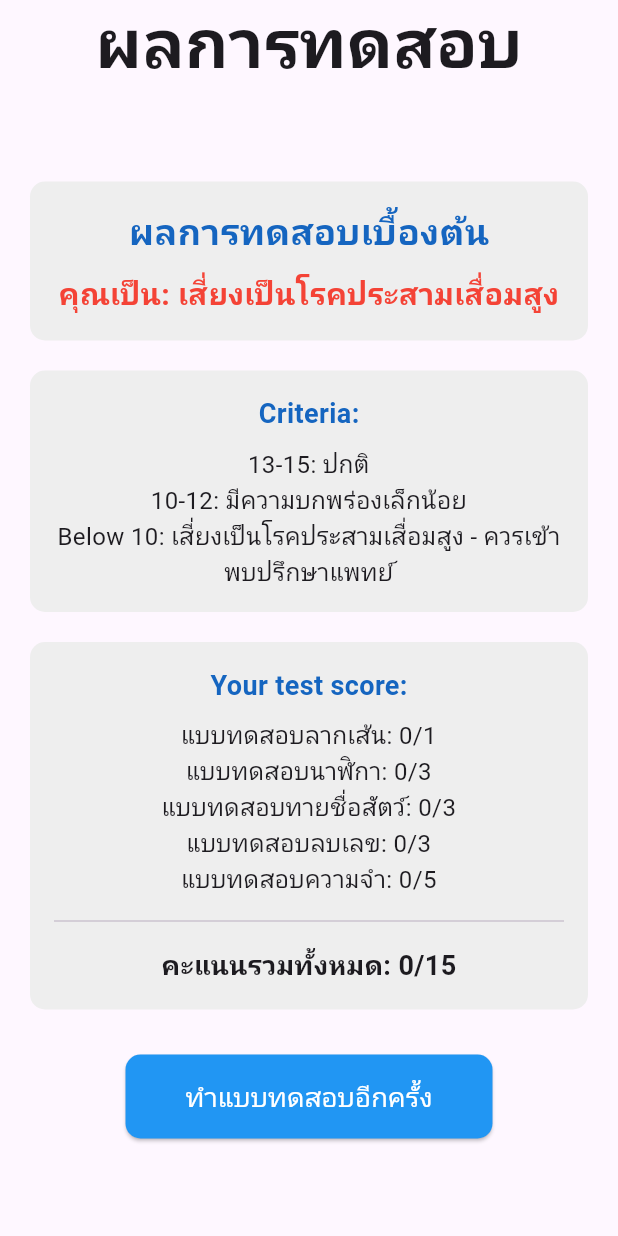
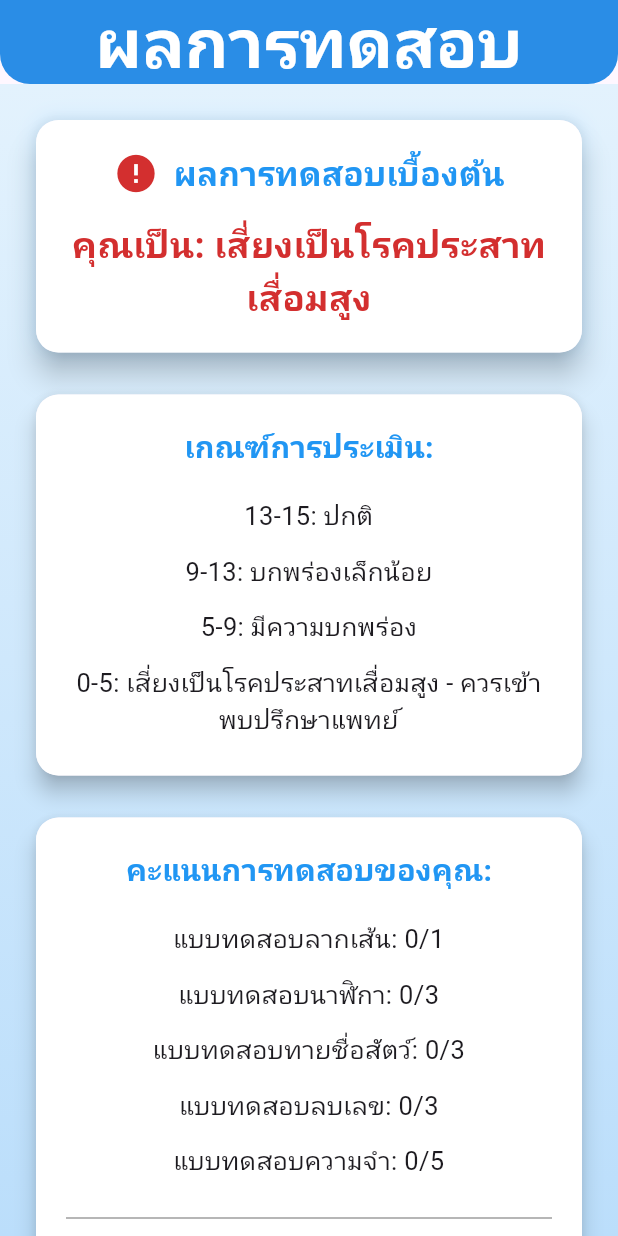
Before and after one commit to Pancreasz/Dementia_Application4, a Flutter app: the EndPage screen opened by its route, on a phone screen of 412 x 824 dp. Run offline on Flutter 3.47's test engine with Material 3 defaults, Android fonts, the light colour scheme and no system bars.

Commit message:
update UI

```diff
--- a/lib/pages/larksen.dart
+++ b/lib/pages/larksen.dart
@@ -462,7 +462,7 @@ class _GameScreenState extends State<GameScreen> {
               ),
               onPressed: isChecking ? null : _checkSolution,
               child: const Text(
-                'ตรวจสอบคำตอบ',
+                'ส่งคำตอบ',
                 style: TextStyle(fontSize: 16, fontWeight: FontWeight.bold),
               ),
             ),
--- a/lib/pages/reorder_images_page.dart
+++ b/lib/pages/reorder_images_page.dart
@@ -65,7 +65,7 @@ class _ReorderImagesPageState extends State<ReorderImagesPage> {
   Widget build(BuildContext context) {
     return Scaffold(
       appBar: AppBar(
-        title: Center(child: Text('เรียงลำดับรูปภาพ')),
+        title: Center(child: Text('เรียงลำดับรูปภาพ ให้เหมือนกับที่ได้เรียงไว้ก่อนหน้านี้')),
         centerTitle: true,
         automaticallyImplyLeading: false,
       ),
--- a/lib/pages/summary.dart
+++ b/lib/pages/summary.dart
@@ -15,13 +15,32 @@ class EndPage extends StatelessWidget {
           "ผลการทดสอบ",
           style: TextStyle(
             fontSize: 45,
-            fontWeight: FontWeight.bold,  // Bold text here
+            fontWeight: FontWeight.bold,
+            color: Colors.white,
           ),
         ),
         centerTitle: true,
         automaticallyImplyLeading: false,
+        backgroundColor: Colors.blue,
+        elevation: 10,
+        shape: const RoundedRectangleBorder(
+          borderRadius: BorderRadius.vertical(
+            bottom: Radius.circular(20),
           ),
-      body: Center(
+        ),
+      ),
+      body: Container(
+        decoration: BoxDecoration(
+          gradient: LinearGradient(
+            begin: Alignment.topCenter,
+            end: Alignment.bottomCenter,
+            colors: [
+              Colors.blue.shade50,
+              Colors.blue.shade100,
+            ],
+          ),
+        ),
+        child: Center(
           child: SingleChildScrollView(
             child: Padding(
               padding: const EdgeInsets.all(20.0),
@@ -29,158 +48,67 @@ class EndPage extends StatelessWidget {
                 mainAxisAlignment: MainAxisAlignment.center,
                 crossAxisAlignment: CrossAxisAlignment.center,
                 children: [
-                Container(
-                  width: double.infinity,
-                  padding: const EdgeInsets.all(16),
-                  decoration: BoxDecoration(
-                    color: Colors.grey[200],
-                    borderRadius: BorderRadius.circular(10),
+                  // Result Card
+                  _buildResultCard(
+                    title: "ผลการทดสอบเบื้องต้น",
+                    content: "คุณเป็น: ${_getResultCategory(totalScore)}",
+                    contentColor: _getResultColor(totalScore),
+                    icon: _getResultIcon(totalScore),
                   ),
-                  child: Column(
-                    mainAxisAlignment: MainAxisAlignment.center,
-                    crossAxisAlignment: CrossAxisAlignment.center,
-                    children: [
-                      Text(
-                        "ผลการทดสอบเบื้องต้น",
-                        style: TextStyle(
-                          fontSize: 24,
-                          fontWeight: FontWeight.bold,
-                          color: Colors.blue[800],
-                        ),
-                      ),
-                      const SizedBox(height: 10),
-                      Text(
-                        "คุณเป็น: ${_getResultCategory(totalScore)}",
-                        style: TextStyle(
-                          fontSize: 20,
-                          fontWeight: FontWeight.bold,
-                          color: _getResultColor(totalScore),
-                        ),
-                        textAlign: TextAlign.center,
-                      ),
+
+                  const SizedBox(height: 20),
+
+                  // Criteria Card
+                  _buildInfoCard(
+                    title: "เกณฑ์การประเมิน:",
+                    items: [
+                      "13-15: ปกติ",
+                      "9-13: บกพร่องเล็กน้อย",
+                      "5-9: มีความบกพร่อง",
+                      "0-5: เสี่ยงเป็นโรคประสาทเสื่อมสูง - ควรเข้าพบปรึกษาแพทย์",
                     ],
                   ),
+
+                  const SizedBox(height: 20),
+
+                  // Scores Card
+                  _buildScoresCard(
+                    title: "คะแนนการทดสอบของคุณ:",
+                    items: [
+                      "แบบทดสอบลากเส้น: $larkScore/1",
+                      "แบบทดสอบนาฬิกา: $clockScore/3",
+                      "แบบทดสอบทายชื่อสัตว์: $animalScore/3",
+                      "แบบทดสอบลบเลข: $attentionScore/3",
+                      "แบบทดสอบความจำ: $reorderScore/5",
+                    ],
+                    totalScore: "คะแนนรวมทั้งหมด: $totalScore/15",
                   ),
-                const SizedBox(height: 20),
-                Container(
-                  width: double.infinity,
-                  padding: const EdgeInsets.all(16),
-                  decoration: BoxDecoration(
-                    color: Colors.grey[200],
-                    borderRadius: BorderRadius.circular(10),
-                  ),
-                  child: Column(
-                    mainAxisAlignment: MainAxisAlignment.center,
-                    crossAxisAlignment: CrossAxisAlignment.center,
-                    children: [
-                      Text(
-                        "Criteria:",
-                        style: TextStyle(
-                          fontSize: 18,
-                          fontWeight: FontWeight.bold,
-                          color: Colors.blue[800],
-                        ),
-                      ),
-                      const SizedBox(height: 8),
-                      Text(
-                        "13-15: ปกติ",
-                        style: TextStyle(fontSize: 16),
-                        textAlign: TextAlign.center,
-                      ),
-                      Text(
-                        "10-12: มีความบกพร่องเล็กน้อย",
-                        style: TextStyle(fontSize: 16),
-                        textAlign: TextAlign.center,
-                      ),
-                      Text(
-                        "Below 10: เสี่ยงเป็นโรคประสามเสื่อมสูง - ควรเข้าพบปรึกษาแพทย์",
-                        style: TextStyle(fontSize: 16),
-                        textAlign: TextAlign.center,
-                      ),
-                    ],
-                  ),
-                ),
-                const SizedBox(height: 20),
-                Container(
-                  width: double.infinity,
-                  padding: const EdgeInsets.all(16),
-                  decoration: BoxDecoration(
-                    color: Colors.grey[200],
-                    borderRadius: BorderRadius.circular(10),
-                  ),
-                  child: Column(
-                    mainAxisAlignment: MainAxisAlignment.center,
-                    crossAxisAlignment: CrossAxisAlignment.center,
-                    children: [
-                      Text(
-                        "Your test score:",
-                        style: TextStyle(
-                          fontSize: 18,
-                          fontWeight: FontWeight.bold,
-                          color: Colors.blue[800],
-                        ),
-                      ),
-                      const SizedBox(height: 8),
-                      Text(
-                        "แบบทดสอบลากเส้น: $larkScore/1",
-                        style: TextStyle(fontSize: 16),
-                        textAlign: TextAlign.center,
-                      ),
-                      Text(
-                        "แบบทดสอบนาฬิกา: $clockScore/3",
-                        style: TextStyle(fontSize: 16),
-                        textAlign: TextAlign.center,
-                      ),
-                      Text(
-                        "แบบทดสอบทายชื่อสัตว์: $animalScore/3",
-                        style: TextStyle(fontSize: 16),
-                        textAlign: TextAlign.center,
-                      ),
-                      Text(
-                        "แบบทดสอบลบเลข: $attentionScore/3",
-                        style: TextStyle(fontSize: 16),
-                        textAlign: TextAlign.center,
-                      ),
-                      Text(
-                        "แบบทดสอบความจำ: $reorderScore/5",
-                        style: TextStyle(fontSize: 16),
-                        textAlign: TextAlign.center,
-                      ),
-                      const SizedBox(height: 8),
-                      const Divider(),
-                      const SizedBox(height: 8),
-                      Text(
-                        "คะแนนรวมทั้งหมด: $totalScore/15",
-                        style: TextStyle(
-                          fontSize: 18,
-                          fontWeight: FontWeight.bold,
-                        ),
-                        textAlign: TextAlign.center,
-                      ),
-                    ],
-                  ),
-                ),
+
                   const SizedBox(height: 30),
+
+                  // Restart Button
                   ElevatedButton(
                     style: ElevatedButton.styleFrom(
                       backgroundColor: Colors.blue,
-                    padding: const EdgeInsets.symmetric(horizontal: 40, vertical: 15),
+                      foregroundColor: Colors.white,
+                      padding: const EdgeInsets.symmetric(horizontal: 40, vertical: 18),
                       shape: RoundedRectangleBorder(
-                      borderRadius: BorderRadius.circular(10),
+                        borderRadius: BorderRadius.circular(15),
+                      ),
+                      elevation: 5,
+                      shadowColor: Colors.blue.withOpacity(0.5),
+                      textStyle: const TextStyle(
+                        fontSize: 20,
+                        fontWeight: FontWeight.bold,
                       ),
                     ),
                     onPressed: () {
                       Navigator.pushNamed(context, '/homepage');
                     },
-                  child: const Text(
-                    "ทำแบบทดสอบอีกครั้ง",
-                    style: TextStyle(
-                      fontSize: 18,
-                      color: Colors.white,
-                    ),
-                  ),
+                    child: const Text("ทำแบบทดสอบอีกครั้ง"),
                   ),
                 ],
+              ),
             ),
           ),
         ),
@@ -188,15 +116,168 @@ class EndPage extends StatelessWidget {
     );
   }
 
+  // Helper widget for result card
+  Widget _buildResultCard({required String title, required String content, required Color contentColor, required IconData icon}) {
+    return Card(
+      elevation: 8,
+      shape: RoundedRectangleBorder(
+        borderRadius: BorderRadius.circular(15),
+      ),
+      child: Container(
+        width: double.infinity,
+        padding: const EdgeInsets.all(20),
+        decoration: BoxDecoration(
+          color: Colors.white,
+          borderRadius: BorderRadius.circular(15),
+          boxShadow: [
+            BoxShadow(
+              color: Colors.blue.withOpacity(0.1),
+              blurRadius: 10,
+              spreadRadius: 2,
+            ),
+          ],
+        ),
+        child: Column(
+          children: [
+            Row(
+              mainAxisAlignment: MainAxisAlignment.center,
+              children: [
+                Icon(icon, size: 30, color: contentColor),
+                const SizedBox(width: 10),
+                Text(
+                  title,
+                  style: TextStyle(
+                    fontSize: 22,
+                    fontWeight: FontWeight.bold,
+                    color: Colors.blue,
+                  ),
+                ),
+              ],
+            ),
+            const SizedBox(height: 15),
+            Text(
+              content,
+              style: TextStyle(
+                fontSize: 24,
+                fontWeight: FontWeight.bold,
+                color: contentColor,
+              ),
+              textAlign: TextAlign.center,
+            ),
+          ],
+        ),
+      ),
+    );
+  }
+
+  // Helper widget for info cards
+  Widget _buildInfoCard({required String title, required List<String> items}) {
+    return Card(
+      elevation: 6,
+      shape: RoundedRectangleBorder(
+        borderRadius: BorderRadius.circular(15),
+      ),
+      child: Container(
+        width: double.infinity,
+        padding: const EdgeInsets.all(20),
+        decoration: BoxDecoration(
+          color: Colors.white,
+          borderRadius: BorderRadius.circular(15),
+        ),
+        child: Column(
+          children: [
+            Text(
+              title,
+              style: TextStyle(
+                fontSize: 20,
+                fontWeight: FontWeight.bold,
+                color: Colors.blue,
+              ),
+            ),
+            const SizedBox(height: 12),
+            ...items.map((item) => Padding(
+              padding: const EdgeInsets.symmetric(vertical: 6),
+              child: Text(
+                item,
+                style: const TextStyle(fontSize: 17),
+                textAlign: TextAlign.center,
+              ),
+            )).toList(),
+          ],
+        ),
+      ),
+    );
+  }
+
+  // Helper widget for scores card
+  Widget _buildScoresCard({required String title, required List<String> items, required String totalScore}) {
+    return Card(
+      elevation: 6,
+      shape: RoundedRectangleBorder(
+        borderRadius: BorderRadius.circular(15),
+      ),
+      child: Container(
+        width: double.infinity,
+        padding: const EdgeInsets.all(20),
+        decoration: BoxDecoration(
+          color: Colors.white,
+          borderRadius: BorderRadius.circular(15),
+        ),
+        child: Column(
+          children: [
+            Text(
+              title,
+              style: TextStyle(
+                fontSize: 20,
+                fontWeight: FontWeight.bold,
+                color: Colors.blue,
+              ),
+            ),
+            const SizedBox(height: 12),
+            ...items.map((item) => Padding(
+              padding: const EdgeInsets.symmetric(vertical: 6),
+              child: Text(
+                item,
+                style: const TextStyle(fontSize: 17),
+                textAlign: TextAlign.center,
+              ),
+            )).toList(),
+            const SizedBox(height: 12),
+            const Divider(thickness: 1, color: Colors.grey),
+            const SizedBox(height: 12),
+            Text(
+              totalScore,
+              style: TextStyle(
+                fontSize: 20,
+                fontWeight: FontWeight.bold,
+                color: Colors.blue,
+              ),
+              textAlign: TextAlign.center,
+            ),
+          ],
+        ),
+      ),
+    );
+  }
+
   String _getResultCategory(int score) {
     if (score >= 13) return "ปกติ";
-    if (score >= 10) return "มีความบกพร่องเล็กน้อย";
-    return "เสี่ยงเป็นโรคประสามเสื่อมสูง";
+    if (score >= 9) return "บกพร่องเล็กน้อย";
+    if (score >= 5) return "มีความบกพร่อง";
+    return "เสี่ยงเป็นโรคประสาทเสื่อมสูง";
   }
 
   Color _getResultColor(int score) {
-    if (score >= 13) return Colors.green;
-    if (score >= 10) return Colors.orange;
-    return Colors.red;
+    if (score >= 13) return Colors.green.shade700;
+    if (score >= 9) return Colors.orange.shade700;
+    if (score >= 5) return Colors.orange.shade800;
+    return Colors.red.shade700;
+  }
+
+  IconData _getResultIcon(int score) {
+    if (score >= 13) return Icons.check_circle;
+    if (score >= 9) return Icons.info;
+    if (score >= 5) return Icons.warning;
+    return Icons.error;
   }
 }
```
Lines whose indentation alone changed are shown as unchanged.
